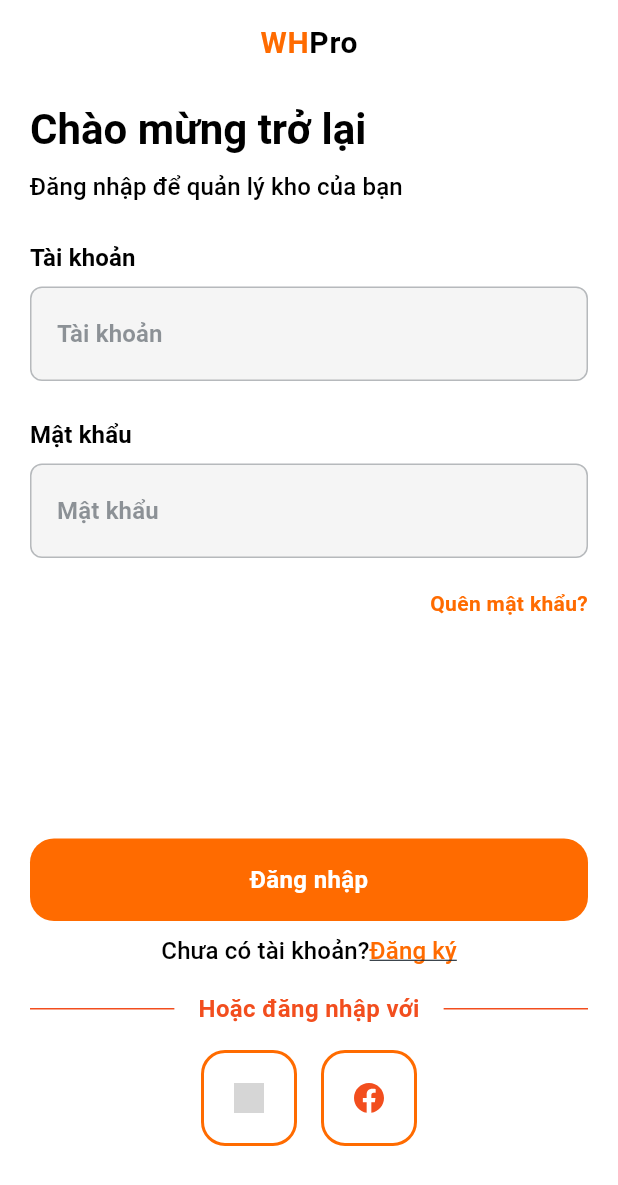
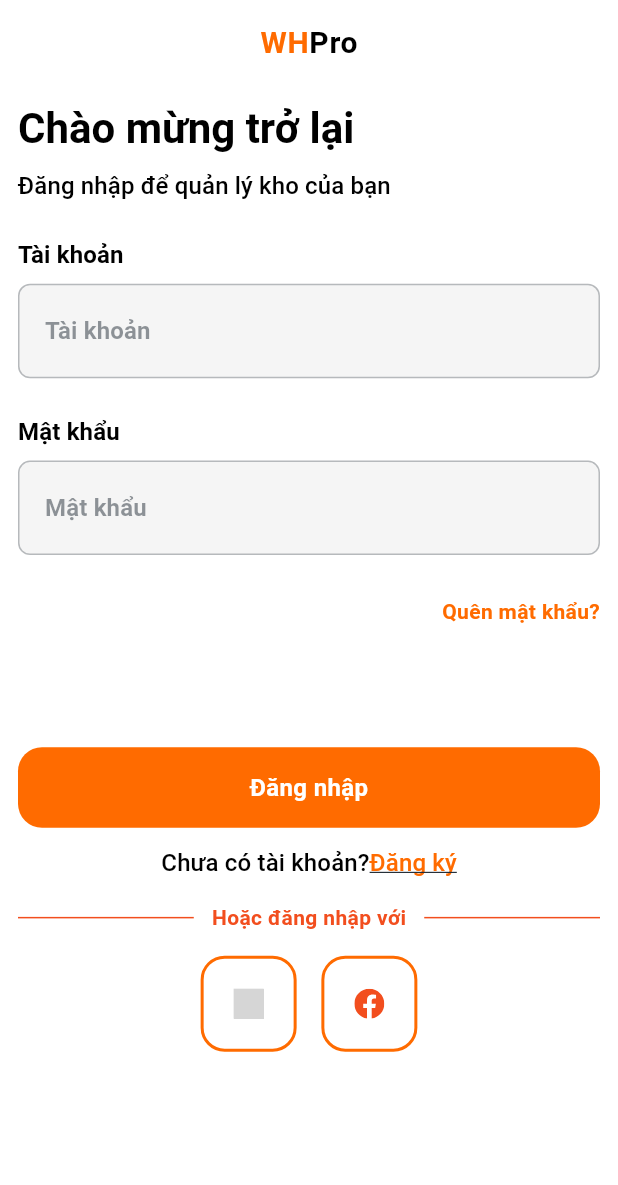
Before and after one commit to Hung2003s/lmhung_freshermb_getx_repo, a Flutter app: the screen it shows after launch, on a phone screen of 412 x 824 dp. Shown: the top 1185 px of the screen. Run offline on Flutter 3.47's test engine with Material 3 defaults, Android fonts, the phone set to English and light mode, and no system bars; our stand-ins replace dartz, dio, flutter_dotenv, flutter_secure_storage, flutter_slidable, flutter_svg and 4 more; generated files the repository leaves out were written again; grey boxes are pictures that could not be loaded.

Commit message:
refactor/ reponsive login page

```diff
--- a/lib/feature/auth/presentaition/login/login_page.dart
+++ b/lib/feature/auth/presentaition/login/login_page.dart
@@ -19,7 +19,7 @@ class LoginPage extends GetView<LoginController> {
       tapOutsideToDismissKeyboard: true,
       resizeToAvoidBottomInset: false,
       buildAppBar: CustomAppBar(
-        leading:SizedBox(),
+        leading: const SizedBox(),
         backgroundColor: Colors.transparent,
         titleWidget: RichText(
           text: TextSpan(
@@ -40,28 +40,45 @@ class LoginPage extends GetView<LoginController> {
           ),
         ),
       ),
-      buildBody: Padding(
-        padding: const EdgeInsets.symmetric(horizontal: 20, vertical: 12),
+      buildBody: LayoutBuilder(
+        builder: (context, constraints) {
+          final screenHeight = constraints.maxHeight;
+          final screenWidth = constraints.maxWidth;
+          // Responsive scale factor based on screen height (baseline: 800px)
+          final scale = (screenHeight / 800).clamp(0.7, 1.2);
+          final isTablet = screenWidth > 600;
+          final horizontalPadding = isTablet ? screenWidth * 0.15 : 12.0;
+
+          return SingleChildScrollView(
+            padding: EdgeInsets.symmetric(horizontal: horizontalPadding, vertical: 12 * scale),
+            child: ConstrainedBox(
+              constraints: BoxConstraints(minHeight: screenHeight - 80),
               child: Column(
                 mainAxisAlignment: MainAxisAlignment.spaceBetween,
-          children: [loginContent(context), loginFooter(context)],
+                children: [
+                  loginContent(context, scale),
+                  loginFooter(context, scale),
+                ],
               ),
+            ),
+          );
+        },
       ),
     );
   }
 
-  Column loginContent(BuildContext context) {
+  Column loginContent(BuildContext context, double scale) {
     return Column(
       crossAxisAlignment: CrossAxisAlignment.start,
       mainAxisAlignment: MainAxisAlignment.start,
       children: <Widget>[
         Text('welcome_back'.tr, style: context.textTheme.headlineSmall),
-        const SizedBox(height: 8),
+        SizedBox(height: 8 * scale),
         Text(
           'login_description'.tr,
           style: context.textTheme.titleSmall,
         ),
-        const SizedBox(height: 24),
+        SizedBox(height: 24 * scale),
         AutofillGroup(
           child: Column(
             children: [
@@ -74,9 +91,8 @@ class LoginPage extends GetView<LoginController> {
                 hint: 'username'.tr,
                 title: 'username'.tr,
                 autoFillHint: const [AutofillHints.username],
-                // errorText: controller.showError ? state.userNameError : null,
               ),
-              const SizedBox(height: 4),
+              SizedBox(height: 4 * scale),
               InputField(
                 isPassword: true,
                 controller: controller.passwordController,
@@ -87,7 +103,6 @@ class LoginPage extends GetView<LoginController> {
                 title: 'password'.tr,
                 textInputAction: TextInputAction.done,
                 autoFillHint: const [AutofillHints.password],
-                // errorText: state.showError ? state.passwordError : null,
                 onSubmitted: (value) {
                   controller.login();
                 },
@@ -95,7 +110,7 @@ class LoginPage extends GetView<LoginController> {
             ],
           ),
         ),
-
+        SizedBox(height: 8 * scale),
         Container(
           alignment: Alignment.centerRight,
           child: SelectedWidget(
@@ -114,7 +129,8 @@ class LoginPage extends GetView<LoginController> {
     );
   }
 
-  Widget loginFooter(BuildContext context) {
+  Widget loginFooter(BuildContext context, double scale) {
+    final screenWidth = MediaQuery.of(context).size.width;
     return Column(
       children: [
         Obx(
@@ -122,34 +138,40 @@ class LoginPage extends GetView<LoginController> {
             rippleColor: Colors.grey,
             highlightColor: Colors.grey,
             borderRadius: BorderRadius.circular(16),
-          onTap: controller.isLocked.value ? null : controller.isLoading.value ?  null : () {
-            controller.login();
-          },
+            onTap: controller.isLocked.value || controller.isLoading.value
+                ? null
+                : () => controller.login(),
             backgroundColor: controller.isLocked.value ? Colors.grey : ColorName.orange,
             child: Container(
               decoration: BoxDecoration(
                 borderRadius: BorderRadius.circular(16),
               ),
-            padding: const EdgeInsets.symmetric(vertical: 16.0, horizontal: 16),
+              padding: EdgeInsets.symmetric(vertical: 16 * scale, horizontal: 16),
               child: Center(
-              child: (!controller.isLoading.value) ? Text(
+                child: !controller.isLoading.value
+                    ? Text(
                         controller.isLocked.value ? 'login_locked_button'.tr : 'login'.tr,
                         style: TextStyle(
                           color: Colors.white,
                           fontSize: 16,
                           fontWeight: FontWeight.w600,
                         ),
-              ) : const CircularProgressIndicator(
+                      )
+                    : const SizedBox(
+                        width: 24,
+                        height: 24,
+                        child: CircularProgressIndicator(
                           color: Colors.white,
+                          strokeWidth: 2.5,
                         ),
                       ),
               ),
             ),
           ),
-        // Show lockout message if locked
+        ),
         if (controller.isLocked.value)
           Padding(
-            padding: const EdgeInsets.only(top: 8),
+            padding: EdgeInsets.only(top: 8 * scale),
             child: Obx(
               () => Text(
                 controller.lockoutMessage.value,
@@ -163,11 +185,10 @@ class LoginPage extends GetView<LoginController> {
               ),
             ),
           ),
-        const SizedBox(height: 8),
+        SizedBox(height: 12 * scale),
         SelectedWidget(
-          onTap: () {
-            controller.navigateToRegister();
-          },
+          onTap: () => controller.navigateToRegister(),
+          child: FittedBox(
             child: RichText(
               text: TextSpan(
                 style: context.textTheme.labelLarge,
@@ -186,50 +207,45 @@ class LoginPage extends GetView<LoginController> {
               ),
             ),
           ),
-        const SizedBox(height: 16),
+        ),
+        SizedBox(height: 16 * scale),
+        // Divider: "or_login_with"
         Row(
           mainAxisAlignment: MainAxisAlignment.center,
           children: [
-            Expanded(
-              child: Container(
-                height: 1,
-                decoration: BoxDecoration(color: ColorName.primary),
-              ),
-            ),
-            const SizedBox(width: 16),
-            Text(
+            Expanded(child: Container(height: 1, decoration: BoxDecoration(color: ColorName.primary))),
+            Padding(
+              padding: EdgeInsets.symmetric(horizontal: 12),
+              child: Text(
                 'or_login_with'.tr,
                 style: TextStyle(
                   fontWeight: FontWeight.w600,
-                fontSize: 16,
+                  fontSize: 14,
                   color: ColorName.primary,
                 ),
               ),
-            const SizedBox(width: 16),
-            Expanded(
-              child: Container(
-                height: 1,
-                decoration: BoxDecoration(color: ColorName.primary),
             ),
-            ),
+            Expanded(child: Container(height: 1, decoration: BoxDecoration(color: ColorName.primary))),
           ],
         ),
-        const SizedBox(height: 16),
-        Row(
+        SizedBox(height: 16 * scale),
+        FittedBox(
+          child: Row(
             mainAxisAlignment: MainAxisAlignment.center,
             children: [
               FeatureButton(
                 title: 'help'.tr,
                 icons: Assets.icons.headphone.svg(width: 20),
               ),
-            const SizedBox(width: 16),
+              SizedBox(width: screenWidth * 0.04),
               FeatureButton(
                 title: 'Group',
                 icons: Assets.icons.icon.svg(width: 20),
               ),
             ],
           ),
-        const SizedBox(height: 16),
+        ),
+        SizedBox(height: 16 * scale),
         SelectedWidget(
           onTap: () {},
           child: RichText(
@@ -255,7 +271,7 @@ class LoginPage extends GetView<LoginController> {
             ),
           ),
         ),
-        const SizedBox(height: 16),
+        SizedBox(height: 24 * scale),
       ],
     );
   }
```
Lines whose indentation alone changed are shown as unchanged.
